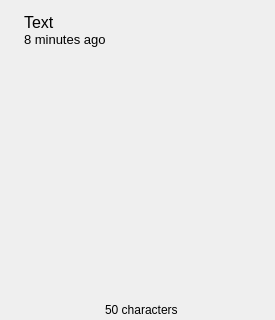
Above: widget/ClipboardItemInnerWidget.ui from SeptemberHX/MPaste before the change. Below: the same form after it.
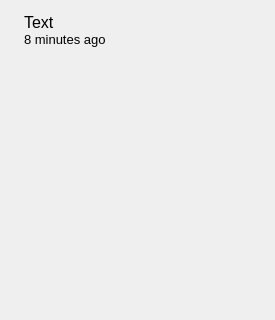
That is the form after the change.

```diff
--- a/widget/ClipboardItemInnerWidget.ui
+++ b/widget/ClipboardItemInnerWidget.ui
@@ -219,7 +219,7 @@
          </font>
         </property>
         <property name="text">
-         <string>50 characters</string>
+         <string/>
         </property>
         <property name="alignment">
          <set>Qt::AlignLeading|Qt::AlignLeft|Qt::AlignVCenter</set>
```
